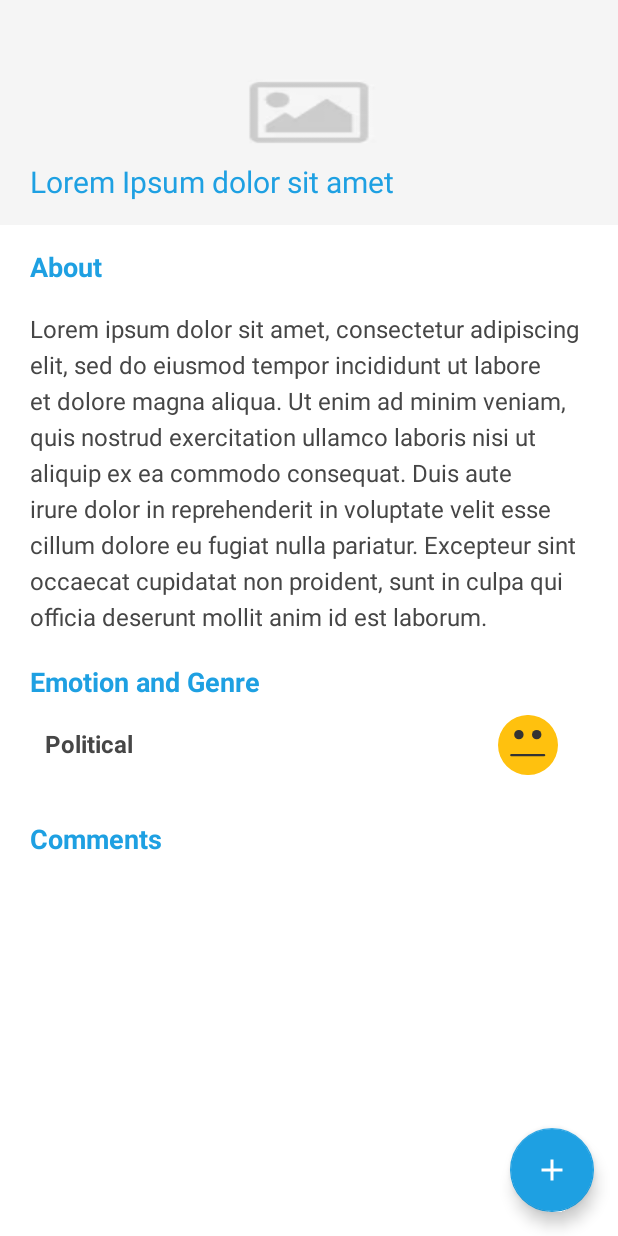
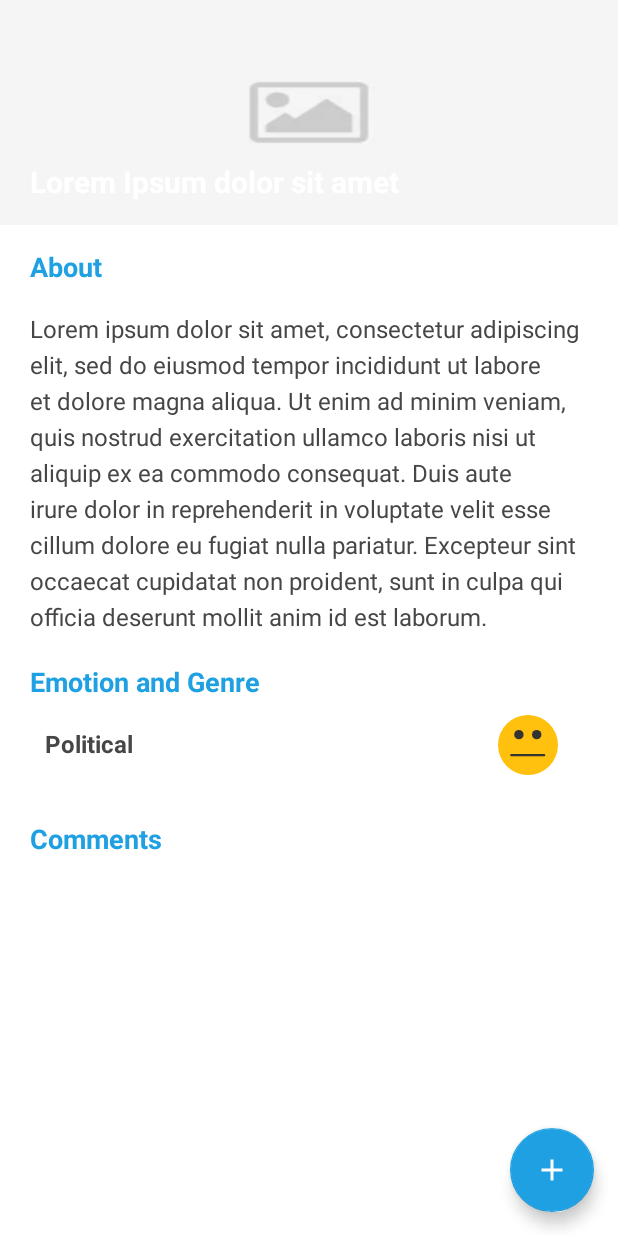
Before and after one commit to Abhishek-Kathayat/Opinion-App, an Android app: the layout activity_topicdetails.xml on its own in the app's theme, with its tools: preview values and no code run, on a phone screen of 412 x 824 dp. Run offline under Robolectric (Android 15) with nearby library versions, the phone set to English and light mode, and no system bars.

Commit message:
Crash Handling

```diff
--- a/FrontEnd/app/src/main/java/com/teksystem/hackathon/TopicDetailActivity.java
+++ b/FrontEnd/app/src/main/java/com/teksystem/hackathon/TopicDetailActivity.java
@@ -40,7 +40,7 @@ public class TopicDetailActivity extends AppCompatActivity {
         final int topic_id = Integer.parseInt(intent.getStringExtra("topic_id"));
         final String topic_name = intent.getStringExtra("topic_name");
         final String topic_desc = intent.getStringExtra("topic_desc");
-        final String topic_img = intent.getStringExtra("topic_img");
+        final String topic_img = intent.getStringExtra("topic_image");
         final String topic_genre = intent.getStringExtra("topic_genre");
         final String topic_emot = intent.getStringExtra("topic_emot");
 
@@ -54,7 +54,7 @@ public class TopicDetailActivity extends AppCompatActivity {
         topicgenre.setText(topic_genre);
 
         ImageView imageView = findViewById(R.id.image_topic);
-        GlideApp.with(getApplicationContext()).load(topic_img).into(imageView);
+        GlideApp.with(imageView.getRootView().getContext()).load(topic_img).dontAnimate().into(imageView);
 
         ImageView imageView1 = findViewById(R.id.topic_emot);
         if(topic_emot.equals("Happy")) {
--- a/FrontEnd/app/src/main/res/drawable/ic_arrow_back.xml
+++ b/FrontEnd/app/src/main/res/drawable/ic_arrow_back.xml
@@ -4,6 +4,6 @@
         android:viewportWidth="24.0"
         android:viewportHeight="24.0">
     <path
-        android:fillColor="#1EA0E2"
+        android:fillColor="#FFFFFF"
         android:pathData="M20,11H7.83l5.59,-5.59L12,4l-8,8 8,8 1.41,-1.41L7.83,13H20v-2z"/>
 </vector>
--- a/FrontEnd/app/src/main/res/layout/activity_topicdetails.xml
+++ b/FrontEnd/app/src/main/res/layout/activity_topicdetails.xml
@@ -31,6 +31,7 @@
                     android:layout_height="wrap_content"
                     android:id="@+id/backbutton_details"
                     android:background="@android:color/transparent"
+                    android:tint="@android:color/white"
                     android:src="@drawable/ic_arrow_back"
                     android:layout_marginTop="22dp"
                     android:layout_marginStart="20dp"
@@ -48,8 +49,9 @@
                     android:layout_height="wrap_content"
                     android:id="@+id/heading_topic"
                     android:text="Lorem Ipsum dolor sit amet"
-                    android:textColor="@color/colorBlue"
+                    android:textColor="@android:color/white"
                     android:textAllCaps="false"
+                    android:textStyle="bold"
                     android:textSize="20sp"
                     android:layout_marginBottom="15dp"
                     android:layout_alignParentBottom="true"
```
Also changed, not shown: 2 other files.
